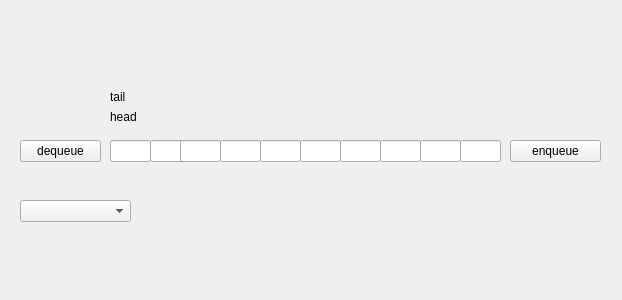
The window that queuewindow.ui (selesdepselesnul/dss) describes before a commit, drawn with Qt 5.
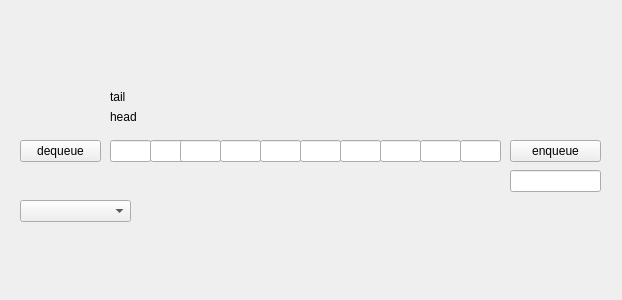
The same window after the commit.

Diff of the .ui file:
```diff
--- a/queuewindow.ui
+++ b/queuewindow.ui
@@ -178,6 +178,16 @@
     <string>tail</string>
    </property>
   </widget>
+  <widget class="QLineEdit" name="itemToBeEnqueue">
+   <property name="geometry">
+    <rect>
+     <x>510</x>
+     <y>170</y>
+     <width>91</width>
+     <height>22</height>
+    </rect>
+   </property>
+  </widget>
  </widget>
  <resources/>
  <connections/>
```
Left out of the diff: 2 changed lines with no effect on the pictures.
